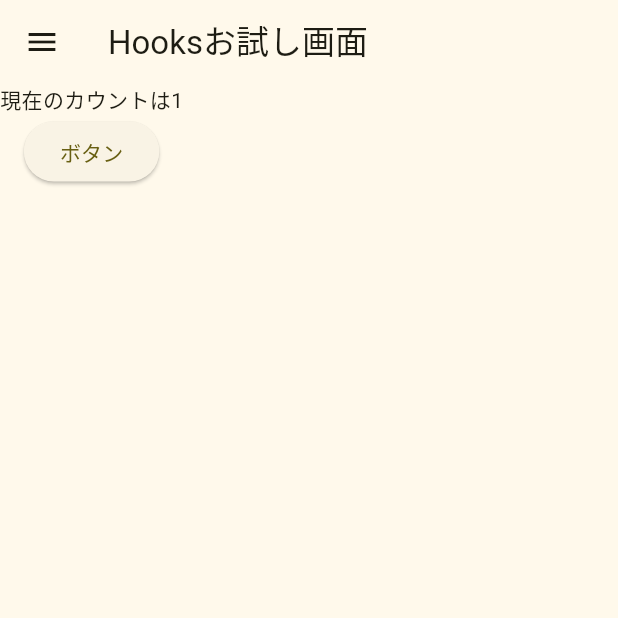
After one commit to yuu123456/flutter_maru_batsu_game, a Flutter app: the HooksView screen opened directly, after a tap on "ボタン", on a phone screen of 412 x 824 dp, the top half of it. The commit adds this screen. Run offline on Flutter 3.47's test engine with Material 2 defaults, Android fonts, the light colour scheme and no system bars; our stand-ins replace dio, flutter_dotenv, flutter_hooks, flutter_riverpod, freezed_annotation, location and 2 more; accounts and stored records are empty; generated files the repository leaves out were written again.

Commit message:
hooksお試し画面追加

```diff
--- /dev/null
+++ b/lib/Views/hooks_view.dart
@@ -0,0 +1,46 @@
+import 'package:flutter/material.dart';
+import 'package:flutter_hooks/flutter_hooks.dart';
+
+import '../views/menu_drawer.dart';
+
+class HooksView extends HookWidget {
+  const HooksView({super.key});
+  @override
+  Widget build(BuildContext context) {
+    final count = useState(0);
+
+    useEffect(() {
+      debugPrint('画面が表示された');
+
+      return () {
+        debugPrint('画面消えた（Drawerでは、呼ばれない）');
+      };
+    }, const []);
+
+    // 値が変化したらどちらも呼ばれるため、return後は不要？
+    useEffect(() {
+      debugPrint('countが変化した（retrun前）');
+      return () {
+        debugPrint('countが変化した（retrun後）');
+      };
+    }, [count.value]);
+
+    final text = Text('現在のカウントは${count.value}');
+
+    final button = ElevatedButton(
+      onPressed: () {
+        count.value++;
+      },
+      child: const Text('ボタン'),
+    );
+
+    return Scaffold(
+        appBar: AppBar(
+          title: const Text('Hooksお試し画面'),
+        ),
+        drawer: const MenuDrawer(),
+        body: Column(
+          children: [text, button],
+        ));
+  }
+}
--- a/lib/Views/menu_drawer.dart
+++ b/lib/Views/menu_drawer.dart
@@ -1,5 +1,6 @@
 import 'package:flutter/material.dart';
 import 'package:flutter_maru_batsu_game/Views/game_view.dart';
+import 'package:flutter_maru_batsu_game/Views/hooks_view.dart';
 import 'package:flutter_maru_batsu_game/Views/match_history_view.dart';
 
 import 'setting_view.dart';
@@ -46,6 +47,13 @@ class MenuDrawer extends StatelessWidget {
           },
         ),
         ListTile(
+          title: const Text('Hooks'),
+          onTap: () {
+            Navigator.push(context,
+                MaterialPageRoute(builder: (context) => const HooksView()));
+          },
+        ),
+        ListTile(
           title: const Text('閉じる'),
           onTap: () {
             Navigator.pop(context);
--- a/pubspec.yaml
+++ b/pubspec.yaml
@@ -47,6 +47,8 @@ dependencies:
   freezed: ^2.4.2
   location: ^5.0.3
   flutter_dotenv: ^5.1.0
+  hooks_riverpod: ^2.3.10
+  flutter_hooks: ^0.20.1
 
 dev_dependencies:
   flutter_test:
```
